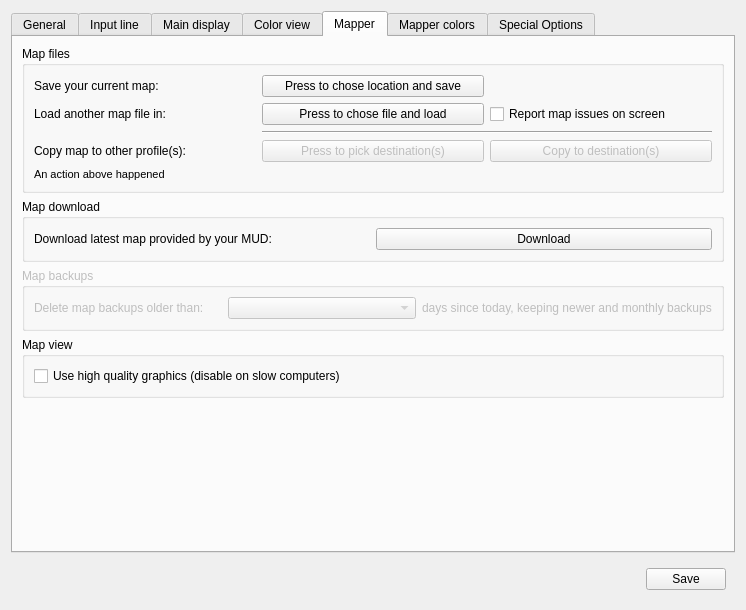
First picture: the form in src/ui/profile_preferences.ui, repository Mudlet/Mudlet, before the edit.
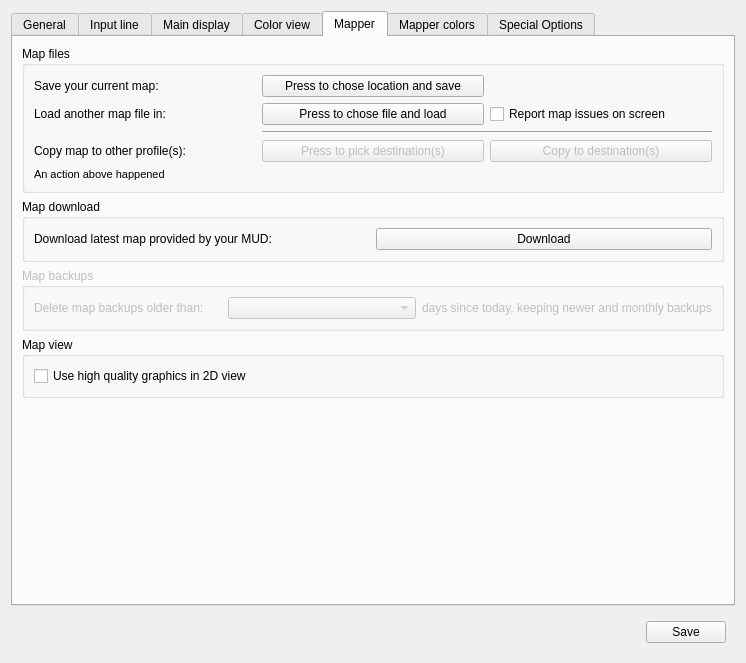
Second picture: the form after the edit. The open tabs and pages were chosen to show the change. Icons and pictures are not drawn.

Patch:
```diff
--- a/src/ui/profile_preferences.ui
+++ b/src/ui/profile_preferences.ui
@@ -7,7 +7,7 @@
     <x>0</x>
     <y>0</y>
     <width>744</width>
-    <height>596</height>
+    <height>663</height>
    </rect>
   </property>
   <property name="sizePolicy">
@@ -1417,7 +1417,7 @@
              <string>&lt;html&gt;&lt;head/&gt;&lt;body&gt;&lt;p&gt;This enables anti-aliasing (AA) for tha map view, making it look smother and nicer&lt;/p&gt;&lt;/body&gt;&lt;/html&gt;</string>
             </property>
             <property name="text">
-             <string>Use high quality graphics (disable on slow computers)</string>
+             <string>Use high quality graphics in 2D view</string>
             </property>
            </widget>
           </item>
```
Left out of the diff: 4 changed lines with no effect on the pictures.
